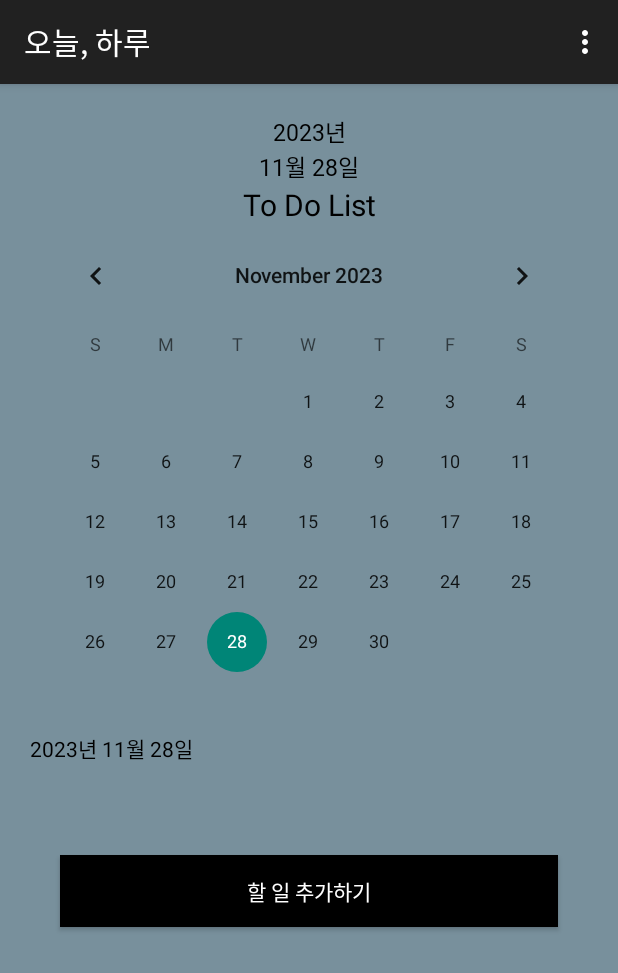
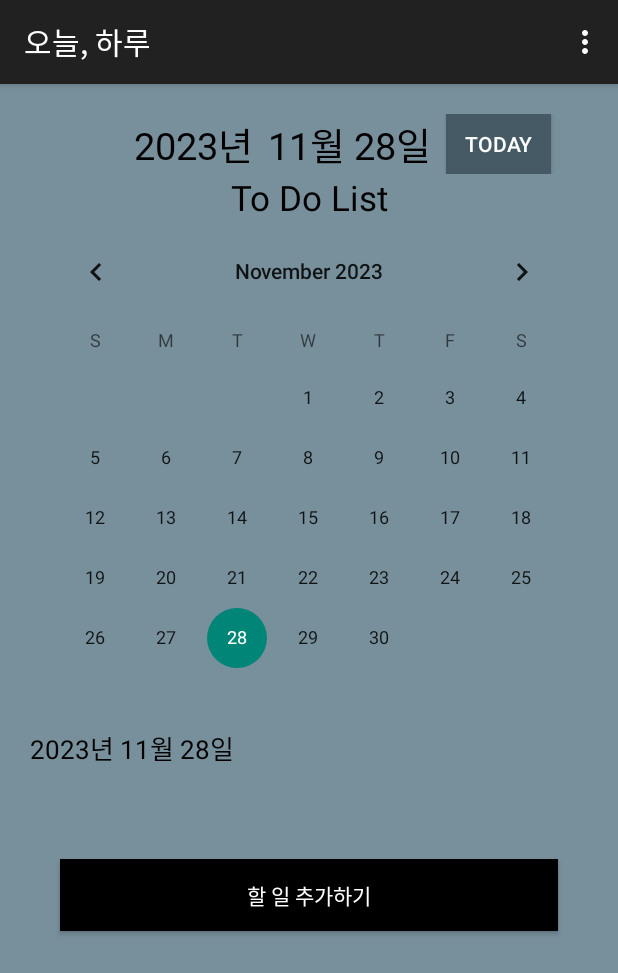
Before and after one commit to hyeonbinn/Today-A-Day, an Android app: the MainActivity screen opened directly, with no data from a screen before it, on a phone screen of 412 x 824 dp. Shown: the top 973 px of the screen. Run offline under Robolectric (Android 15) with nearby library versions, the phone set to English and light mode, and no system bars.

Commit message:
Today 버튼 추가

```diff
--- a/app/src/main/java/com/prosoft/todaydiary/MainActivity.java
+++ b/app/src/main/java/com/prosoft/todaydiary/MainActivity.java
@@ -67,11 +67,21 @@ public class MainActivity extends AppCompatActivity {
         int cYear = c.get(Calendar.YEAR);
         int cMonth = c.get(Calendar.MONTH);
         int cDay = c.get(Calendar.DAY_OF_MONTH);
+
         // 첫 시작 시 오늘 날짜 일기 읽어주기
         checkedDay(cYear, cMonth, cDay);
         tv_text3.setText(cYear + "년 " + (cMonth+1) + "월 " + cDay + "일");
 
-        // 일기삭제 부분 (나중에 다이얼로그로 정말로 삭제하시겠습니까? 창 출력하도록
+        //Today 버튼을 누르면 캘린더에 오늘 날짜로 표시하기
+        Button btnToday = findViewById(R.id.btnToday);
+        btnToday.setOnClickListener(new View.OnClickListener() {
+            @Override
+            public void onClick(View view) {
+                setTodayDate(view);
+            }
+        });
+
+        // 할일삭제 부분 (나중에 다이얼로그로 정말로 삭제하시겠습니까? 창 출력하도록
         delToDoList.setOnClickListener(new View.OnClickListener() {
             @Override
             public void onClick(View view) {
@@ -183,6 +193,24 @@ public class MainActivity extends AppCompatActivity {
             newWrite.setText("할 일 추가하기");
             e.printStackTrace();
         }
+    }
+
+    public void setTodayDate(View view) {
+        Calendar c = Calendar.getInstance();
+        int todayYear = c.get(Calendar.YEAR);
+        int todayMonth = c.get(Calendar.MONTH);
+        int todayDay = c.get(Calendar.DAY_OF_MONTH);
+
+        // Set the CalendarView to today's date
+        CalView.setDate(c.getTimeInMillis(), true, true);
+
+        // Update TextViews accordingly
+        tv_text.setText(todayYear + "년");
+        tv_text2.setText((todayMonth + 1) + "월 " + todayDay + "일");
+        tv_text3.setText(todayYear + "년 " + (todayMonth + 1) + "월 " + todayDay + "일");
+
+        // Load diary for today
+        checkedDay(todayYear, todayMonth, todayDay);
     }
 
     @Override
--- a/app/src/main/res/layout/activity_main.xml
+++ b/app/src/main/res/layout/activity_main.xml
@@ -9,27 +9,47 @@
     tools:context=".MainActivity"
     android:background="#78909c">
 
+    <LinearLayout
+        android:layout_width="match_parent"
+        android:layout_height="wrap_content"
+        android:orientation="horizontal"
+        android:gravity="center">
+
         <TextView
             android:id="@+id/tv_text"
-        android:textSize="15dp"
-        android:layout_width="match_parent"
+            android:layout_width="wrap_content"
             android:layout_height="wrap_content"
-        android:gravity="center"
+            android:layout_marginStart="45dp"
+            android:fontFamily="@font/cafeclassic"
+            android:singleLine="true"
+            android:text="날짜를 선택해주세요."
             android:textColor="@color/black"
-        android:fontFamily="@font/cafeclassic"
-        android:text="날짜를 선택해주세요."/>
+            android:textSize="25dp" />
+
         <TextView
             android:id="@+id/tv_text2"
-        android:textSize="15dp"
-        android:layout_width="match_parent"
+            android:textSize="25dp"
+            android:layout_marginStart="10dp"
+            android:layout_width="wrap_content"
             android:layout_height="wrap_content"
             android:textColor="@color/black"
             android:fontFamily="@font/cafeclassic"
             android:gravity="center"/>
+
+        <Button
+            android:id="@+id/btnToday"
+            android:layout_width="70dp"
+            android:layout_height="40dp"
+            android:background="@color/bluegray_700"
+            android:layout_marginStart="10dp"
+            android:onClick="setTodayDate"
+            android:text="Today" />
+    </LinearLayout>
+
     <TextView
         android:id="@+id/header_title"
         android:text="To Do List"
-        android:textSize="20dp"
+        android:textSize="23dp"
         android:gravity="center"
         android:textColor="@color/black"
         android:layout_width="match_parent"
@@ -48,6 +68,7 @@
         android:layout_height="wrap_content"
         android:textColor="@color/black"
         android:id="@+id/tv_text3"
+        android:textSize="17dp"
         android:text="0000년 00월 00일" />
     <EditText
         android:layout_width="match_parent"
--- a/app/src/main/res/values/style.xml
+++ b/app/src/main/res/values/style.xml
@@ -6,8 +6,7 @@
     </style>
 
     <style name="CalendarDateText">
-        <item name="android:textColor">#000000</item> <!-- 검은색으로 변경 -->
+        <item name="android:textColor">#000000</item> <!-- Black color -->
+        <item name="android:textSize">15dp</item> <!-- Adjust the text size as needed -->
     </style>
-
-
 </resources>
```
Lines whose indentation alone changed are shown as unchanged.
